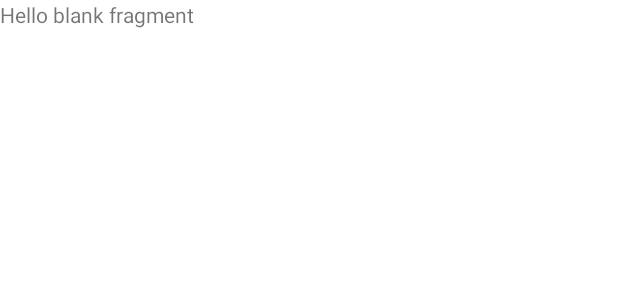
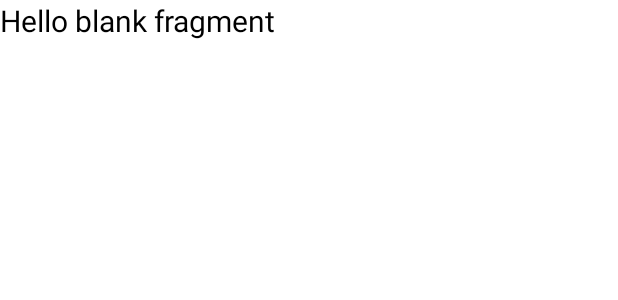
Before and after one commit to KamaTAEWOO/TodaysClothesKotlinVersion, an Android app: the layout fragment_my_style.xml on its own in the app's theme, with its tools: preview values and no code run, on a phone screen of 412 x 824 dp. Shown: the top 300 px of the screen. Run offline under Robolectric (Android 15) with nearby library versions, the phone set to English and light mode, and no system bars.

Commit message:
[feat] viewmodel 사용하는 layout은 swipeRefresh 사용

```diff
--- a/presentation/src/main/res/layout/fragment_my_style.xml
+++ b/presentation/src/main/res/layout/fragment_my_style.xml
@@ -1,14 +1,27 @@
 <?xml version="1.0" encoding="utf-8"?>
-<FrameLayout xmlns:android="http://schemas.android.com/apk/res/android"
+<androidx.swiperefreshlayout.widget.SwipeRefreshLayout xmlns:android="http://schemas.android.com/apk/res/android"
     xmlns:tools="http://schemas.android.com/tools"
+    android:id="@+id/swipeRefreshLayout"
     android:layout_width="match_parent"
     android:layout_height="match_parent"
     tools:context=".view.MyStyleFragment">
 
-    <!-- TODO: Update blank fragment layout -->
-    <TextView
+    <ScrollView
         android:layout_width="match_parent"
-        android:layout_height="match_parent"
-        android:text="@string/hello_blank_fragment" />
+        android:layout_height="match_parent">
 
-</FrameLayout>
+        <FrameLayout
+            android:layout_width="match_parent"
+            android:layout_height="match_parent">
+
+            <TextView
+                android:id="@+id/textView"
+                android:layout_width="match_parent"
+                android:layout_height="match_parent"
+                android:text="@string/hello_blank_fragment"
+                android:textColor="@color/black"
+                android:textSize="20sp" />
+
+        </FrameLayout>
+    </ScrollView>
+</androidx.swiperefreshlayout.widget.SwipeRefreshLayout>
```
Also changed, not shown: presentation/src/main/res/layout/fragment_recommend_clothes.xml (+16 -3 lines).
